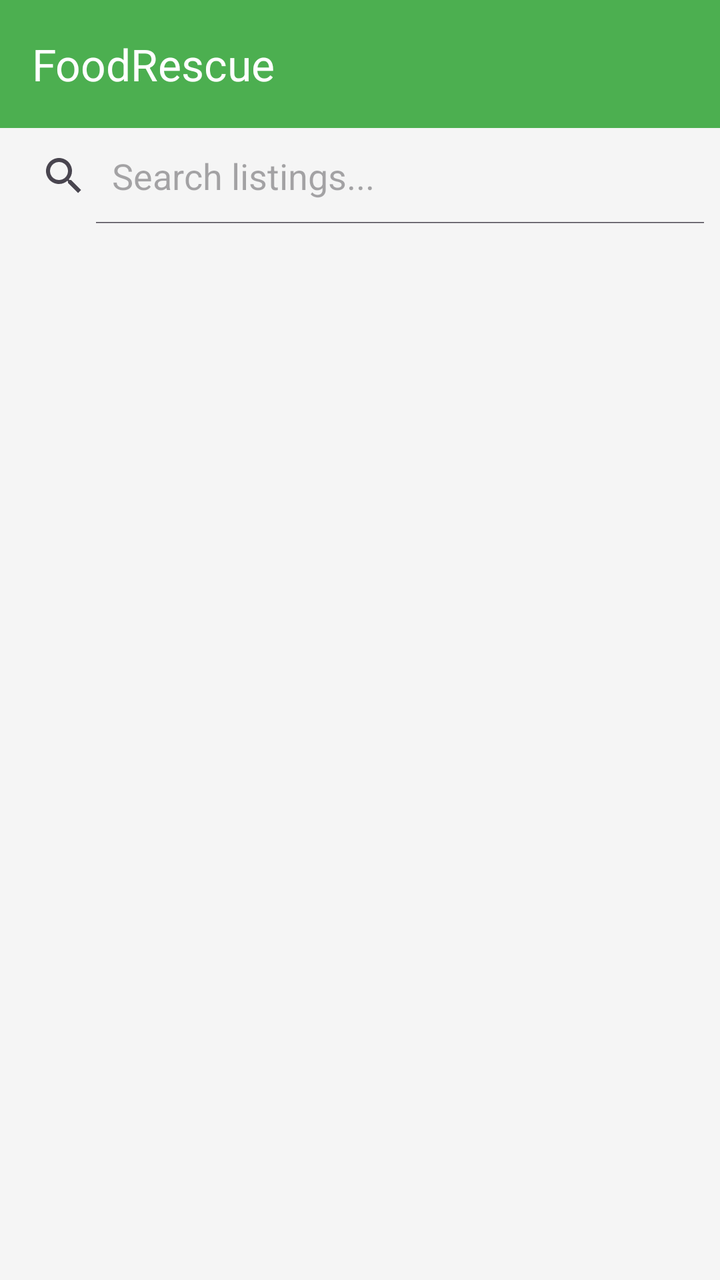
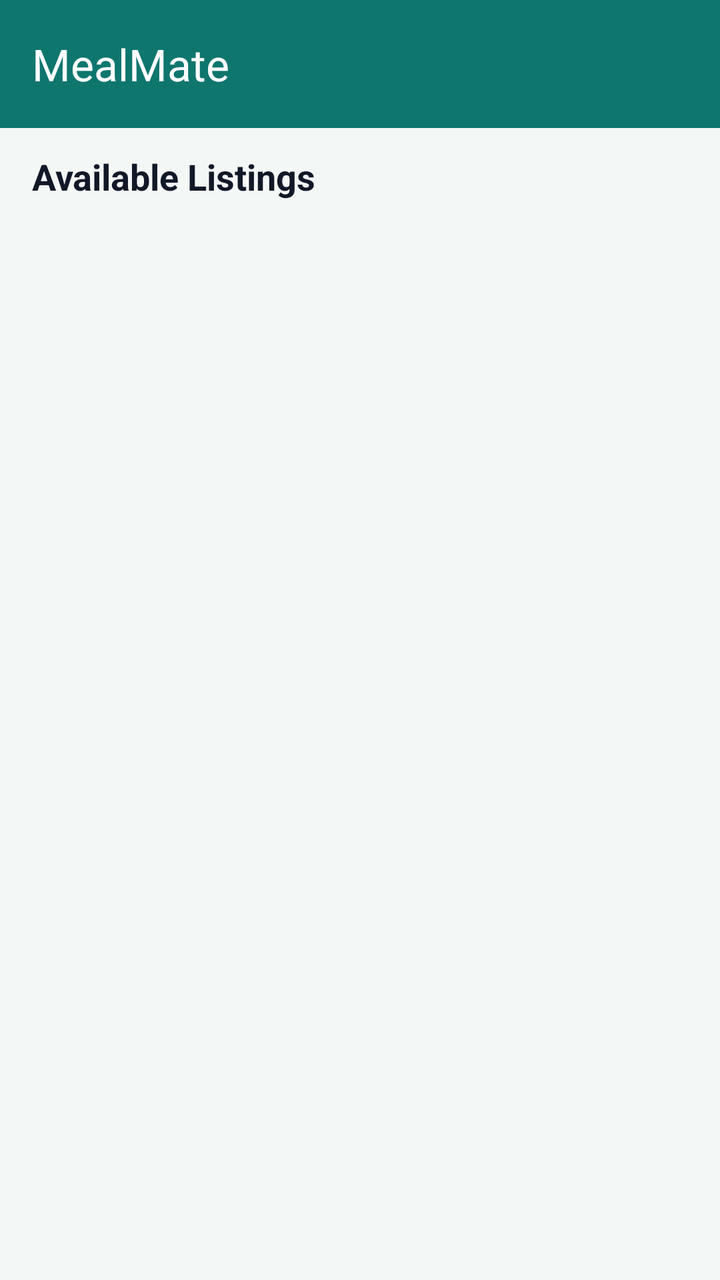

Compare the two renders of this Android layout. The source of the first and the diff that turns it into the second are given below.
<!-- AndroidManifest.xml: application theme Theme.App -->
<!-- res/layout/activity_receiver_home.xml -->
<?xml version="1.0" encoding="utf-8"?>
<LinearLayout xmlns:android="http://schemas.android.com/apk/res/android"
    xmlns:app="http://schemas.android.com/apk/res-auto"
    android:layout_width="match_parent"
    android:layout_height="match_parent"
    android:orientation="vertical">

    <com.google.android.material.appbar.AppBarLayout
        android:layout_width="match_parent"
        android:layout_height="wrap_content">

        <androidx.appcompat.widget.Toolbar
            android:id="@+id/toolbar"
            android:layout_width="match_parent"
            android:layout_height="?attr/actionBarSize"
            android:background="?attr/colorPrimary"
            app:title="@string/app_name"
            app:titleTextColor="@color/white" />

    </com.google.android.material.appbar.AppBarLayout>

    <SearchView
        android:id="@+id/searchViewListings"
        android:layout_width="match_parent"
        android:layout_height="wrap_content"
        android:queryHint="Search listings..."
        android:iconifiedByDefault="false" />

    <androidx.recyclerview.widget.RecyclerView
        android:id="@+id/recyclerViewListings"
        android:layout_width="match_parent"
        android:layout_height="match_parent" />

</LinearLayout>
<!-- resources referenced by this layout -->
<resources>
  <color name="white">#FFFFFFFF</color>
  <string name="app_name">FoodRescue</string>
  <style name="Theme.App" parent="Theme.Material3.Light.NoActionBar">
          
          <item name="colorPrimary">@color/green_primary</item>
          <item name="colorPrimaryVariant">@color/green_dark</item>
          <item name="colorOnPrimary">@color/white</item>
          
          <item name="colorSecondary">@color/orange_accent</item>
          <item name="colorSecondaryVariant">@color/orange_accent</item>
          <item name="colorOnSecondary">@color/white</item>
          
          <item name="android:statusBarColor" tools:targetApi="l">?attr/colorPrimaryVariant</item>
          
          <item name="android:windowBackground">@color/light_gray</item>
          <item name="textInputStyle">@style/Widget.App.TextInputLayout</item>
          <item name="buttonStyle">@style/Widget.App.Button</item>
      </style>
  <color name="green_primary">#4CAF50</color>
  <color name="green_dark">#388E3C</color>
  <color name="orange_accent">#FF9800</color>
  <color name="light_gray">#F5F5F5</color>
  <style name="Widget.App.TextInputLayout" parent="Widget.Material3.TextInputLayout.OutlinedBox">
          <item name="boxStrokeColor">@color/green_primary</item>
      </style>
  <style name="Widget.App.Button" parent="Widget.Material3.Button">
          <item name="backgroundTint">@color/green_primary</item>
          <item name="android:textColor">@color/white</item>
      </style>
</resources>

<!-- the commit's change to res/layout/activity_receiver_home.xml (unified diff, before → after) -->
@@ -3,6 +3,7 @@
     xmlns:app="http://schemas.android.com/apk/res-auto"
     android:layout_width="match_parent"
     android:layout_height="match_parent"
+    android:background="@color/light_gray"
     android:orientation="vertical">
 
     <com.google.android.material.appbar.AppBarLayout
@@ -19,16 +20,46 @@
 
     </com.google.android.material.appbar.AppBarLayout>
 
-    <SearchView
-        android:id="@+id/searchViewListings"
+    <TextView
+        android:id="@+id/textViewListingsHeader"
         android:layout_width="match_parent"
         android:layout_height="wrap_content"
-        android:queryHint="Search listings..."
-        android:iconifiedByDefault="false" />
+        android:paddingStart="16dp"
+        android:paddingTop="12dp"
+        android:paddingEnd="16dp"
+        android:paddingBottom="8dp"
+        android:text="@string/receiver_available_listings"
+        android:textColor="@color/text_primary"
+        android:textSize="18sp"
+        android:textStyle="bold" />
 
-    <androidx.recyclerview.widget.RecyclerView
-        android:id="@+id/recyclerViewListings"
+    <FrameLayout
         android:layout_width="match_parent"
-        android:layout_height="match_parent" />
+        android:layout_height="0dp"
+        android:layout_weight="1">
+
+        <androidx.recyclerview.widget.RecyclerView
+            android:id="@+id/recyclerViewListings"
+            android:layout_width="match_parent"
+            android:layout_height="match_parent"
+            android:clipToPadding="false"
+            android:paddingStart="8dp"
+            android:paddingTop="4dp"
+            android:paddingEnd="8dp"
+            android:paddingBottom="16dp" />
+
+        <TextView
+            android:id="@+id/textViewEmptyState"
+            android:layout_width="match_parent"
+            android:layout_height="match_parent"
+            android:gravity="center"
+            android:padding="24dp"
+            android:text="@string/receiver_no_valid_listings"
+            android:textColor="@color/text_secondary"
+            android:textSize="15sp"
+            android:textStyle="bold"
+            android:visibility="gone" />
+
+    </FrameLayout>
 
 </LinearLayout>
<!-- resource entries referenced after the edit -->
@@ -1,33 +1,50 @@
 <!-- resources referenced by this layout -->
 <resources>
   <color name="white">#FFFFFFFF</color>
-  <string name="app_name">FoodRescue</string>
+  <string name="app_name">MealMate</string>
+  <string name="receiver_available_listings">Available Listings</string>
+  <string name="receiver_no_valid_listings">No valid listings are available right now.</string>
   <style name="Theme.App" parent="Theme.Material3.Light.NoActionBar">
-          
           <item name="colorPrimary">@color/green_primary</item>
-          <item name="colorPrimaryVariant">@color/green_dark</item>
+          <item name="colorPrimaryContainer">@color/green_dark</item>
           <item name="colorOnPrimary">@color/white</item>
-          
           <item name="colorSecondary">@color/orange_accent</item>
-          <item name="colorSecondaryVariant">@color/orange_accent</item>
           <item name="colorOnSecondary">@color/white</item>
-          
-          <item name="android:statusBarColor" tools:targetApi="l">?attr/colorPrimaryVariant</item>
-          
+          <item name="colorSurface">@color/surface_card</item>
+          <item name="colorOnSurface">@color/text_primary</item>
+          <item name="android:statusBarColor" tools:targetApi="l">@color/green_dark</item>
           <item name="android:windowBackground">@color/light_gray</item>
+          <item name="android:fontFamily">sans-serif</item>
           <item name="textInputStyle">@style/Widget.App.TextInputLayout</item>
           <item name="buttonStyle">@style/Widget.App.Button</item>
+          <item name="materialCardViewStyle">@style/Widget.App.CardView</item>
       </style>
-  <color name="green_primary">#4CAF50</color>
-  <color name="green_dark">#388E3C</color>
-  <color name="orange_accent">#FF9800</color>
-  <color name="light_gray">#F5F5F5</color>
+  <color name="green_primary">#0F766E</color>
+  <color name="green_dark">#0B5E57</color>
+  <color name="orange_accent">#D97706</color>
+  <color name="surface_card">#FFFFFFFF</color>
+  <color name="light_gray">#F3F7F6</color>
+  <color name="text_primary">#111827</color>
+  <color name="text_secondary">#4B5563</color>
   <style name="Widget.App.TextInputLayout" parent="Widget.Material3.TextInputLayout.OutlinedBox">
           <item name="boxStrokeColor">@color/green_primary</item>
+          <item name="boxBackgroundColor">@color/surface_card</item>
+          <item name="boxCornerRadiusTopStart">14dp</item>
+          <item name="boxCornerRadiusTopEnd">14dp</item>
+          <item name="boxCornerRadiusBottomStart">14dp</item>
+          <item name="boxCornerRadiusBottomEnd">14dp</item>
       </style>
   <style name="Widget.App.Button" parent="Widget.Material3.Button">
           <item name="backgroundTint">@color/green_primary</item>
           <item name="android:textColor">@color/white</item>
+          <item name="cornerRadius">14dp</item>
+          <item name="android:minHeight">52dp</item>
+          <item name="android:textStyle">bold</item>
+      </style>
+  <style name="Widget.App.CardView" parent="Widget.Material3.CardView.Elevated">
+          <item name="cardCornerRadius">18dp</item>
+          <item name="cardElevation">4dp</item>
+          <item name="cardBackgroundColor">@color/surface_card</item>
       </style>
 </resources>
 
